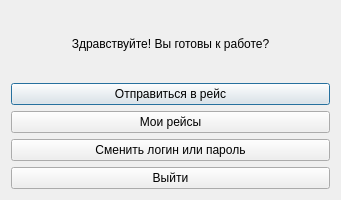
Qt form Qt/Lab_1/windowdriver.ui (avasyutkin/term_2) before a commit.
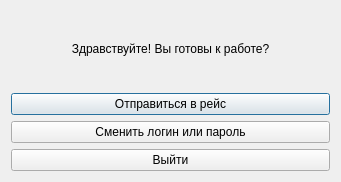
The same form after that commit.

What changed in the file:
```diff
--- a/Qt/Lab_1/windowdriver.ui
+++ b/Qt/Lab_1/windowdriver.ui
@@ -7,7 +7,7 @@
     <x>0</x>
     <y>0</y>
     <width>341</width>
-    <height>200</height>
+    <height>182</height>
    </rect>
   </property>
   <property name="windowTitle">
@@ -33,13 +33,6 @@
        </property>
       </widget>
      </item>
-     <item>
-      <widget class="QPushButton" name="pushButton_5">
-       <property name="text">
-        <string>Мои рейсы</string>
-       </property>
-      </widget>
-     </item>
      <item>
       <widget class="QPushButton" name="pushButton_2">
        <property name="text">
```
